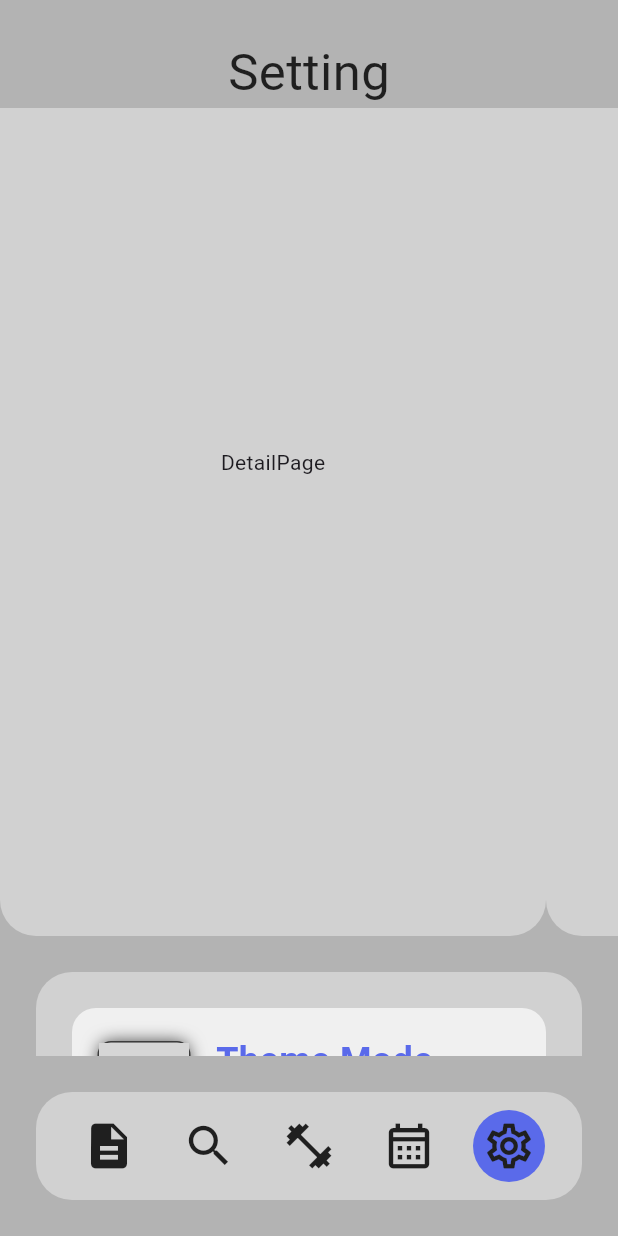
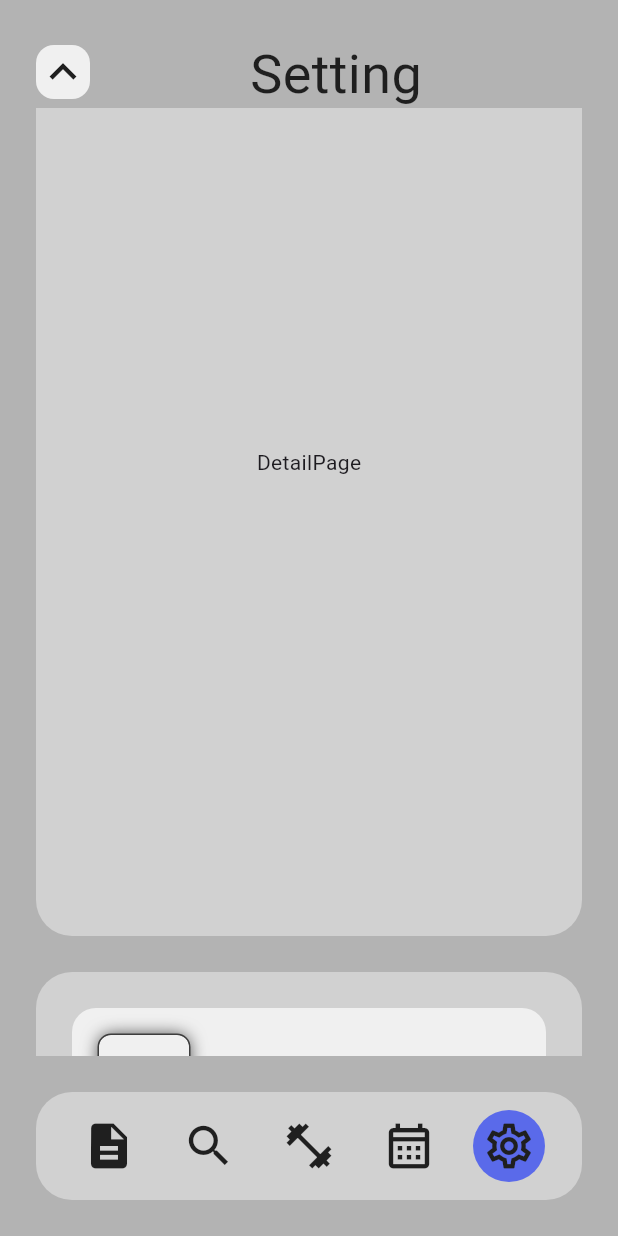
Before and after one commit to BanBanh/fit-flow, a Flutter app: the screen it shows after launch, item 5 of the bottom bar chosen, scrolled down 576 dp, on a phone screen of 412 x 824 dp. Run offline on Flutter 3.47's test engine with Material 3 defaults, Android fonts, the phone set to English and light mode, and no system bars; our stand-ins replace firebase_auth, firebase_core, firebase_database, hive, hive_flutter; accounts and stored records are empty; grey boxes are pictures that could not be loaded.

Commit message:
custom list item now take icon also other than image
add top bar back button

fix vertical page transition where pages' corners were not circular

```diff
--- a/lib/data/notifier.dart
+++ b/lib/data/notifier.dart
@@ -1,5 +1,6 @@
 import 'package:flutter/material.dart';
 
+ValueNotifier<bool> pageTopDecorNotifier = ValueNotifier(false);
 ValueNotifier<bool> refreshNotifier = ValueNotifier(false);
 ValueNotifier<Color> screenCurtainColorNotifier = ValueNotifier(
   Colors.transparent,
--- a/lib/screens/page/setting_page.dart
+++ b/lib/screens/page/setting_page.dart
@@ -32,8 +32,18 @@ class _SettingPageState extends State<SettingPage> {
       child: Column(
         spacing: 24,
         children: [
+          GestureDetector(
+            onTap: () async {
+              await handleTopHorizontalPageController(1, screenWidth);
+              handleVerticalPageController(1, pageHeight);
+            },
+            child: CListItem(
+              iconData: Icons.account_circle_outlined,
+              title: 'Account',
+            ),
+          ),
           CListItem(
-            imgPath: 'assets/images/settings/1.png',
+            imgPath: 'assets/images/settings/theme_mode.png',
             title: 'Theme Mode',
             widgets: [
               GestureDetector(
@@ -66,7 +76,7 @@ class _SettingPageState extends State<SettingPage> {
             ],
           ),
           CListItem(
-            imgPath: 'assets/images/settings/1.png',
+            imgPath: 'assets/images/settings/theme_color.png',
             title: 'Theme Color',
             widgets: ['blue', 'purple', 'red', 'orange', 'yellow', 'green']
                 .map(
--- a/lib/screens/page_turner.dart
+++ b/lib/screens/page_turner.dart
@@ -14,10 +14,16 @@ class PageTurner extends StatelessWidget {
   @override
   Widget build(BuildContext context) {
     final double screenWidth = MediaQuery.of(context).size.width;
+    final double pageWidth = screenWidth - 48;
     final double screenHeight = MediaQuery.of(context).size.height;
     final double pageHeight = screenHeight - 24 - 48 - 24 - 72 - 24;
-    return SizedBox(
-      width: screenWidth,
+    return ValueListenableBuilder(
+      valueListenable: pageTopDecorNotifier,
+      builder: (context, pageTopDecor, child) {
+        return ClipRRect(
+          borderRadius: BorderRadiusGeometry.circular(24),
+          child: SizedBox(
+            width: pageTopDecor ? pageWidth : screenWidth,
             height: pageHeight,
             child: ValueListenableBuilder(
               valueListenable: verticalControllerNotifier,
@@ -35,7 +41,15 @@ class PageTurner extends StatelessWidget {
                             scrollDirection: Axis.horizontal,
                             controller: topHorizontalController,
                             physics: NeverScrollableScrollPhysics(),
-                      child: Row(children: [DetailPage(), AccountPage()]),
+                            child: Row(
+                              children: [
+                                SizedBox(width: 24),
+                                DetailPage(),
+                                SizedBox(width: 24),
+                                AccountPage(),
+                                SizedBox(width: 24),
+                              ],
+                            ),
                           );
                         },
                       ),
@@ -70,6 +84,9 @@ class PageTurner extends StatelessWidget {
                 );
               },
             ),
+          ),
+        );
+      },
     );
   }
 }
--- a/lib/widgets/bottom_nav.dart
+++ b/lib/widgets/bottom_nav.dart
@@ -90,11 +90,11 @@ class _BottomNavState extends State<BottomNav> {
                                       (bTNSpace + 18 - 24) +
                                       (bTNSpace + 36) * item.$1;
                                 });
-                                await handleBottomHorizontalPageController(
+                                handleBottomHorizontalPageController(
                                   item.$1,
                                   screenWidth,
                                 );
-                                await handleTopBarTitle(titleList[item.$1]);
+                                handleTopBarTitle(titleList[item.$1]);
                               },
                               child: SizedBox.square(
                                 dimension: 36,
--- a/lib/widgets/custom_list_item.dart
+++ b/lib/widgets/custom_list_item.dart
@@ -8,6 +8,7 @@ class CListItem extends StatelessWidget {
   const CListItem({
     super.key,
     this.imgPath = '',
+    this.iconData,
     this.title = '',
     this.widgets,
     this.imgColor,
@@ -17,6 +18,7 @@ class CListItem extends StatelessWidget {
   final Color? imgColor;
   final String title;
   final List<Widget>? widgets;
+  final IconData? iconData;
   @override
   Widget build(BuildContext context) {
     final bool isDarkMode = context.themeMode;
@@ -70,7 +72,9 @@ class CListItem extends StatelessWidget {
               ),
               child: ClipRRect(
                 borderRadius: BorderRadius.circular(8),
-                child: Image.asset(
+                child: iconData != null
+                    ? Icon(iconData, color: MyDecor(isDarkMode).text, size: 36)
+                    : Image.asset(
                         imgPath,
                         fit: BoxFit.contain,
                         color: imgColor ?? MyDecor(isDarkMode).text,
--- a/lib/widgets/top_bar.dart
+++ b/lib/widgets/top_bar.dart
@@ -1,5 +1,6 @@
 import 'package:fit_flow/data/my_decor.dart';
 import 'package:fit_flow/data/notifier.dart';
+import 'package:fit_flow/widgets/top_bar_back_btn.dart';
 import 'package:flutter/material.dart';
 
 class TopBar extends StatelessWidget {
@@ -17,10 +18,11 @@ class TopBar extends StatelessWidget {
           height: 48,
           child: Row(
             mainAxisAlignment: MainAxisAlignment.spaceBetween,
-            crossAxisAlignment: CrossAxisAlignment.end,
+            // crossAxisAlignment: CrossAxisAlignment.end,
             children: [
-              SizedBox(),
-              FittedBox(
+              SizedBox(child: TopBarBackBtn()),
+              Container(
+                alignment: Alignment.center,
                 child: Text(
                   topBarTitle,
                   style: TextStyle(
--- /dev/null
+++ b/lib/widgets/top_bar_back_btn.dart
@@ -0,0 +1,32 @@
+import 'package:fit_flow/data/my_decor.dart';
+import 'package:fit_flow/logic/logic.dart';
+import 'package:flutter/material.dart';
+
+class TopBarBackBtn extends StatelessWidget {
+  const TopBarBackBtn({super.key});
+
+  @override
+  Widget build(BuildContext context) {
+    bool isDarkMode = context.themeMode;
+    final double screenHeight = MediaQuery.of(context).size.height;
+    final double pageHeight = screenHeight - 24 - 48 - 24 - 72 - 24;
+    return GestureDetector(
+      onTap: () => handleVerticalPageController(0, pageHeight),
+      child: Container(
+        width: 36,
+        height: 36,
+        decoration: BoxDecoration(
+          color: MyDecor(isDarkMode).bgLight,
+          borderRadius: BorderRadius.circular(12),
+        ),
+        child: Center(
+          child: Icon(
+            Icons.keyboard_arrow_up,
+            color: MyDecor(isDarkMode).text,
+            size: 36,
+          ),
+        ),
+      ),
+    );
+  }
+}
```
Also changed, not shown: lib/logic/logic.dart (+33 -5 lines). Lines whose indentation alone changed are shown as unchanged.
